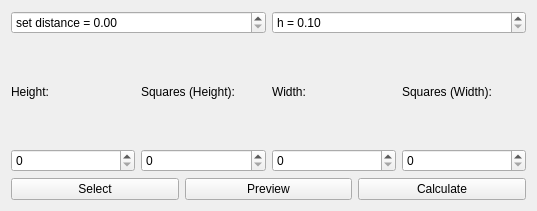
This is MastersThesisToolbarBase.ui in Wuschelbueb/interactive-quadmesh-design as Qt 5 draws it before an edit. The edited form follows.
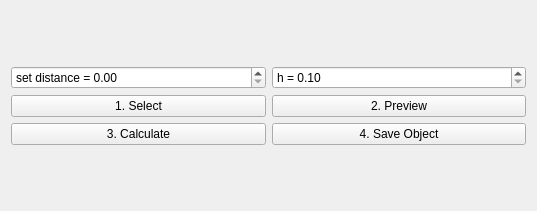
This is the edited form.

Commit message:
added .obj export button
with a push of the button it exports the mesh to an .obj file. save location can be selected

The edit to the form file:
```diff
--- a/MastersThesisToolbarBase.ui
+++ b/MastersThesisToolbarBase.ui
@@ -49,91 +49,42 @@
        </item>
       </layout>
      </item>
-     <item>
-      <layout class="QHBoxLayout" name="horizontalLayout_3">
-       <item>
-        <layout class="QVBoxLayout" name="verticalLayout_2">
-         <item>
-          <widget class="QLabel" name="label">
-           <property name="text">
-            <string>Height:</string>
-           </property>
-          </widget>
-         </item>
-         <item>
-          <widget class="QSpinBox" name="height_patch"/>
-         </item>
-        </layout>
-       </item>
-       <item>
-        <layout class="QVBoxLayout" name="verticalLayout_3">
-         <item>
-          <widget class="QLabel" name="m_resolution">
-           <property name="text">
-            <string>Squares (Height):</string>
-           </property>
-          </widget>
-         </item>
-         <item>
-          <widget class="QSpinBox" name="spinBox_2"/>
-         </item>
-        </layout>
-       </item>
-       <item>
-        <layout class="QVBoxLayout" name="verticalLayout_4">
-         <item>
-          <widget class="QLabel" name="width_patch">
-           <property name="text">
-            <string>Width:</string>
-           </property>
-          </widget>
-         </item>
-         <item>
-          <widget class="QSpinBox" name="spinBox_3"/>
-         </item>
-        </layout>
-       </item>
-       <item>
-        <layout class="QVBoxLayout" name="verticalLayout_5">
-         <item>
-          <widget class="QLabel" name="n_resolution">
-           <property name="text">
-            <string>Squares (Width):</string>
-           </property>
-          </widget>
-         </item>
-         <item>
-          <widget class="QSpinBox" name="spinBox_4"/>
-         </item>
-        </layout>
-       </item>
-      </layout>
-     </item>
      <item>
       <layout class="QHBoxLayout" name="horizontalLayout">
        <item>
+        <layout class="QGridLayout" name="gridLayout">
+         <item row="0" column="0">
         <widget class="QPushButton" name="selectionButton">
          <property name="text">
-          <string>Select</string>
+            <string>1. Select</string>
          </property>
          <property name="checkable">
           <bool>true</bool>
          </property>
         </widget>
        </item>
-       <item>
-        <widget class="QPushButton" name="previewButton">
-         <property name="text">
-          <string>Preview</string>
-         </property>
-        </widget>
-       </item>
-       <item>
+         <item row="1" column="0">
         <widget class="QPushButton" name="calculationButton">
          <property name="text">
-          <string>Calculate</string>
-         </property>
-        </widget>
+            <string>3. Calculate</string>
+           </property>
+          </widget>
+         </item>
+         <item row="0" column="1">
+          <widget class="QPushButton" name="previewButton">
+           <property name="text">
+            <string>2. Preview</string>
+           </property>
+          </widget>
+         </item>
+         <item row="1" column="1">
+          <widget class="QPushButton" name="saveObjectFileButton">
+           <property name="text">
+            <string>4. Save Object</string>
+           </property>
+          </widget>
+         </item>
+        </layout>
        </item>
       </layout>
      </item>
```
Lines whose indentation alone changed are shown as unchanged. The commit also changes 4 other files.
